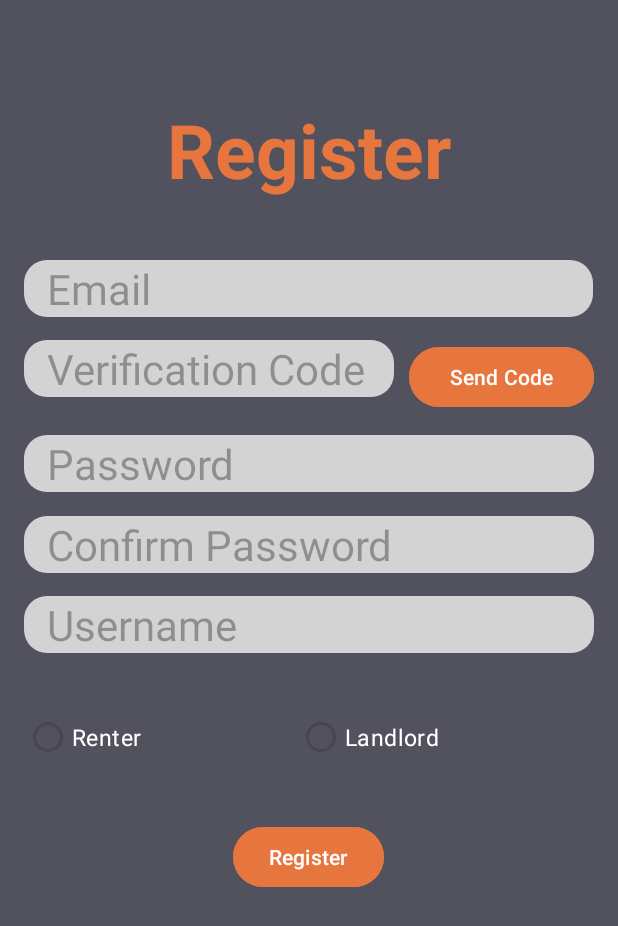
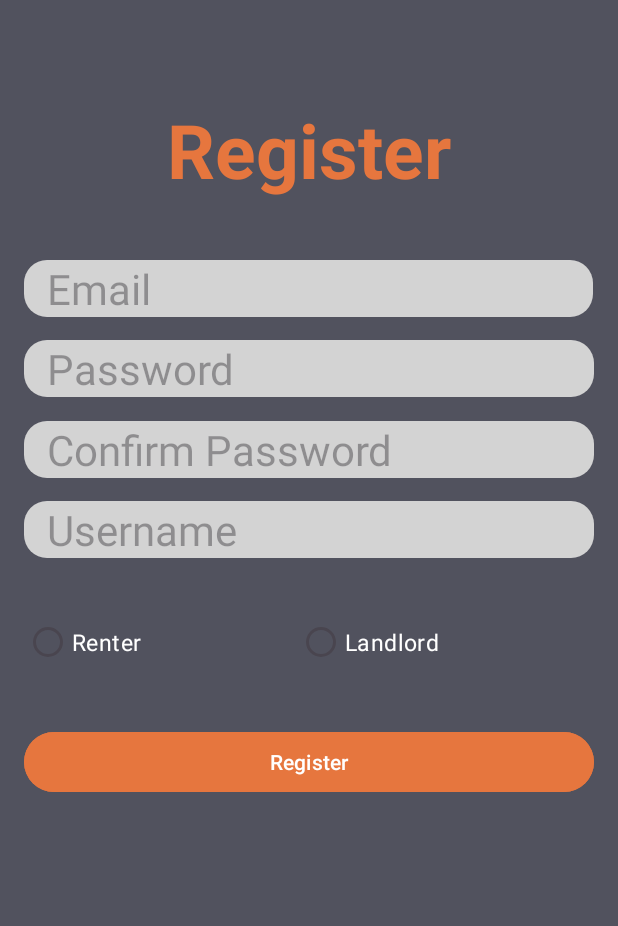
Before and after one commit to YuqiGuo105/RentToOrange, an Android app: the Register screen opened directly, with no data from a screen before it, on a phone screen of 412 x 824 dp. Shown: the top 926 px of the screen. Run offline under Robolectric (Android 15) with nearby library versions, the phone set to English and light mode, and no system bars; our stand-ins replace Firebase (no records; nobody signed in at launch, a user with empty details on screens opened directly); Roboto replaces fonts that are not available here.

Commit message:
debugged Login + Register layouts + deleted check verification button

```diff
--- a/app/src/main/java/com/example/renttoorange/view/Register.kt
+++ b/app/src/main/java/com/example/renttoorange/view/Register.kt
@@ -29,26 +29,9 @@ class Register : AppCompatActivity() {
         val etPassword: EditText = findViewById(R.id.etPassword)
         val etUsername: EditText = findViewById(R.id.etUsername)
         val userTypeRadioGroup: RadioGroup = findViewById(R.id.userTypeRadioGroup)
-        val etVerificationCode: EditText = findViewById(R.id.etVerificationCode)
-        val btnSendVerification: Button = findViewById(R.id.btnSendVerification)
         val btnRegister: Button = findViewById(R.id.btnRegister)
         var verificationCode: String? = "123456"
 
-        btnSendVerification.setOnClickListener {
-            val email = etEmail.text.toString().trim()
-
-            if (email.endsWith("@syr.edu")) {
-                // Generate verification code and send via email
-//                verificationCode = generateVerificationCode()
-
-                ///////////////////// Send Verification Code via Email /////////////////////
-                Toast.makeText(this@Register, "Verification code sent to your email.", Toast.LENGTH_SHORT).show()
-                ///////////////////////////////////////////////////////////////////////////
-
-            } else {
-                Toast.makeText(this, "Renters must use a @syr.edu email", Toast.LENGTH_SHORT).show()
-            }
-        }
 
         btnRegister.setOnClickListener {
             val email = etEmail.text.toString().trim()
@@ -63,11 +46,6 @@ class Register : AppCompatActivity() {
 
             if (email.isEmpty() || password.isEmpty() || username.isEmpty() || userType == null) {
                 Toast.makeText(this, "Please fill out all fields", Toast.LENGTH_SHORT).show()
-                return@setOnClickListener
-            }
-
-            if (verificationCode == null || etVerificationCode.text.toString().trim() != verificationCode) {
-                Toast.makeText(this, "Invalid verification code!", Toast.LENGTH_SHORT).show()
                 return@setOnClickListener
             }
 
--- a/app/src/main/res/layout/activity_log_in.xml
+++ b/app/src/main/res/layout/activity_log_in.xml
@@ -56,11 +56,11 @@
     <Button
         android:id="@+id/loginButton"
         android:layout_gravity="center"
-        android:layout_width="wrap_content"
+        android:layout_width="match_parent"
         android:layout_height="wrap_content"
         android:text="Login"
         android:backgroundTint="@color/orange"
-        android:layout_marginBottom="150dp"
+        android:layout_marginBottom="20dp"
         android:onClick="loginUser"/>
 
     <LinearLayout
--- a/app/src/main/res/layout/activity_register.xml
+++ b/app/src/main/res/layout/activity_register.xml
@@ -37,37 +37,6 @@
             android:textSize="28sp"
             android:layout_marginBottom="15dp"
             android:inputType="textEmailAddress" />
-
-        <LinearLayout
-            android:layout_width="match_parent"
-            android:layout_height="wrap_content"
-            android:orientation="horizontal"
-            android:layout_marginBottom="15dp"
-            >
-
-
-            <EditText
-                android:id="@+id/etVerificationCode"
-                android:layout_width="0dp"
-                android:layout_weight="2"
-                android:layout_height="wrap_content"
-                android:hint="Verification Code"
-                android:inputType="number"
-                android:visibility="visible"
-                android:background="@drawable/rounded_edittext"
-                android:paddingLeft="15dp"
-                android:textSize="28sp"/>
-
-            <Button
-                android:id="@+id/btnSendVerification"
-                android:layout_width="0dp"
-                android:layout_weight="1"
-                android:layout_height="wrap_content"
-                android:text="Send Code"
-                android:backgroundTint ="@color/orange"
-                android:layout_marginStart="10dp"/>
-
-        </LinearLayout>
 
         <EditText
             android:id="@+id/etPassword"
@@ -133,7 +102,7 @@
 
         <Button
             android:id="@+id/btnRegister"
-            android:layout_width="wrap_content"
+            android:layout_width="match_parent"
             android:layout_height="wrap_content"
             android:text="Register"
             android:backgroundTint ="@color/orange"
```
